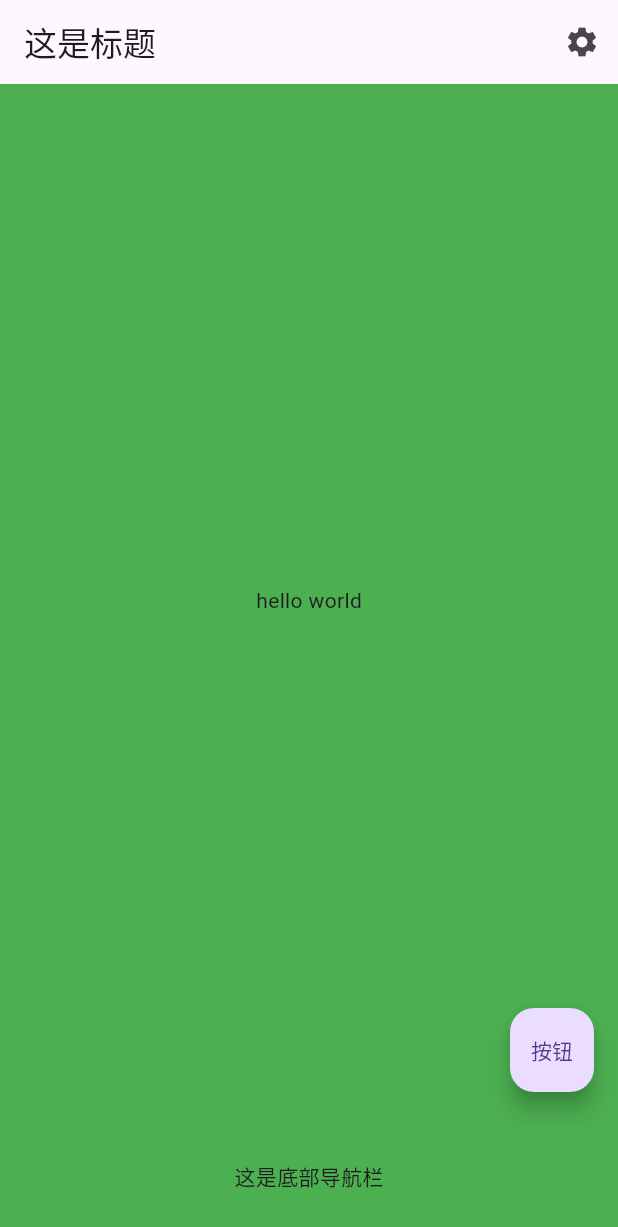
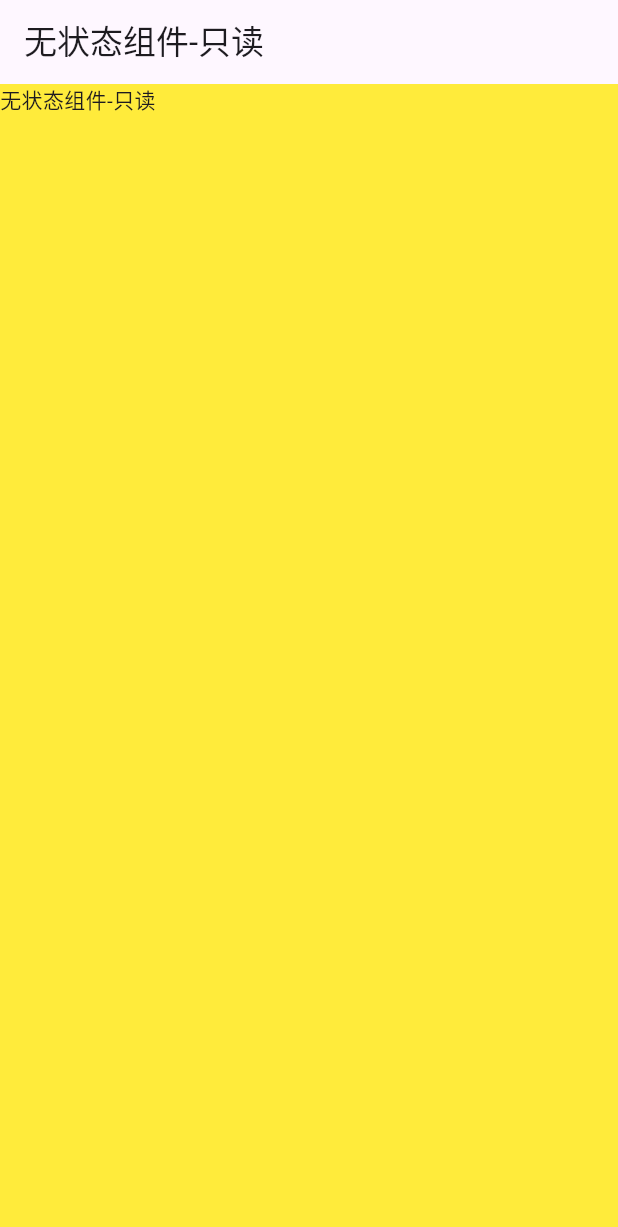
Before and after one commit to HAnshu47/flutter_study, a Flutter app: the screen it shows after launch, on a phone screen of 412 x 824 dp. Shown: the top 1227 px of the screen. Run offline on Flutter 3.47's test engine with Material 3 defaults, Android fonts, the phone set to English and light mode, and no system bars.

Commit message:
无状态组件，没有周期

```diff
--- a/lib/main.dart
+++ b/lib/main.dart
@@ -1,53 +1,84 @@
 import 'package:flutter/material.dart';
+//常规写法
+// void main(List<String> args) {
+//   runApp( MaterialApp(
+//     title: 'huangrui——web', //窗口标题
+//     theme: ThemeData(
+//      scaffoldBackgroundColor: Colors.green, //背景色
+//     ),
+//     // 文字内容 Scaffold 骨架组件
+//     /**
+//      * appBar 标题栏
+//      * body 内容
+//      * floatingActionButton 悬浮按钮 触发
+//      * bottomNavigationBar 底部导航栏
+//      *
+//      */
+//     home: Scaffold(
+//       appBar: AppBar(
+//         title: Text('这是标题'),
+//         actions: [
+//           // 图标按钮 操作
+//           IconButton(
+//             icon: Icon(Icons.settings),
+//             onPressed: () {
+//               print('settings');
+//             },
+//           )
+//         ],
+//       ),
+//       //Container 水平居中 Center 垂直居中  child 存放子组件 onPressed 点击事件
+//       body: Container(
+//         child:Center(
+//           child: Text('hello world'),
+//         ),
+//       ),
+//       bottomNavigationBar: Container(
+//         height: 80,
+//         child: Container(
+//           child:Center(
+//             child: Text('这是底部导航栏'),
+//           ),
+//         ),
 
+//       ),
+//       floatingActionButton: FloatingActionButton(
+//         child: Text('按钮'),
+//         onPressed: () {
+//           print('huangrui');
+//         },
+//       ),
+//     ),
+//   ));
+// }
+
+// 无状态写法
 void main(List<String> args) {
-  runApp( MaterialApp(
-    title: 'huangrui——web', //窗口标题
-    theme: ThemeData(
-     scaffoldBackgroundColor: Colors.green, //背景色
-    ),
-    // 文字内容 Scaffold 骨架组件
-    /**
-     * appBar 标题栏
-     * body 内容
-     * floatingActionButton 悬浮按钮 触发
-     * bottomNavigationBar 底部导航栏
-     *
-     */
-    home: Scaffold(
-      appBar: AppBar(
-        title: Text('这是标题'),
-        actions: [
-          // 图标按钮 操作
-          IconButton(
-            icon: Icon(Icons.settings),
-            onPressed: () {
-              print('settings');
-            },
+  runApp(myApp() );
+}
+
+class myApp extends StatelessWidget{
+  @override
+  Widget build(BuildContext context) {
+    return MaterialApp(
+      title: '无状态组件-只读', //窗口标题
+      theme: ThemeData(
+       scaffoldBackgroundColor: Colors.yellow, //背景色
+      ),
+      home:ScrollConfiguration(
+        behavior: ScrollConfiguration.of(context).copyWith(scrollbars: false),
+        child: Scaffold(
+          appBar: AppBar(
+            title: Text('无状态组件-只读'),
+          ),
+          body: ListView(
+            children: [
+              Text('无状态组件-只读'),
+            ]
           )
-        ],
-      ),
-      //Container 水平居中 Center 垂直居中  child 存放子组件 onPressed 点击事件
-      body: Container(
-        child:Center(
-          child: Text('hello world'),
-        ),
-      ),
-      bottomNavigationBar: Container(
-        height: 80,
-        child: Container(
-          child:Center(
-            child: Text('这是底部导航栏'),
-          ),
-        ),
+        )
+      )
 
-      ),
-      floatingActionButton: FloatingActionButton(
-        child: Text('按钮'),
-        onPressed: () {
-          print('huangrui');
-        },
-      ),
-    ),
-  ));
+    );
+  }
 }
```
